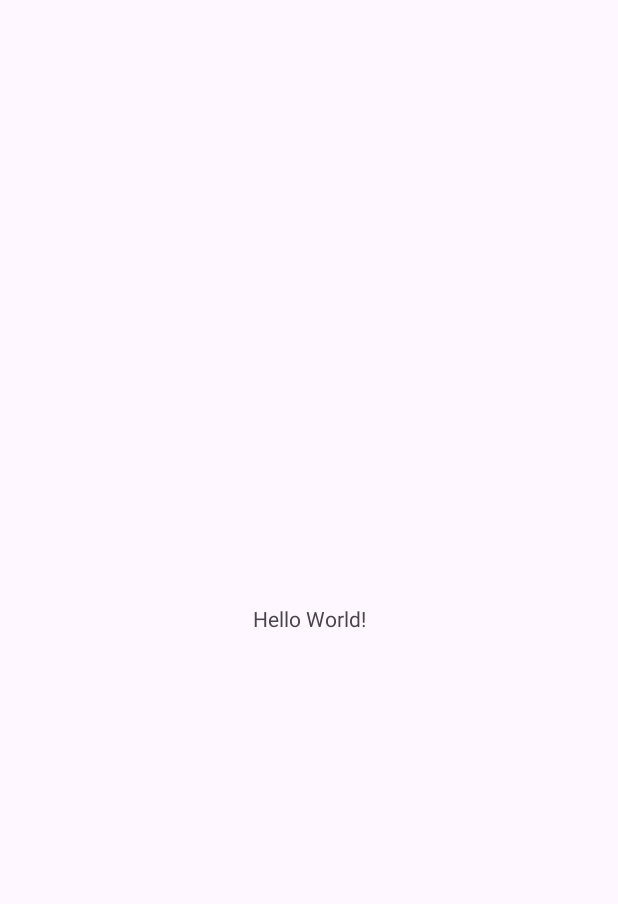
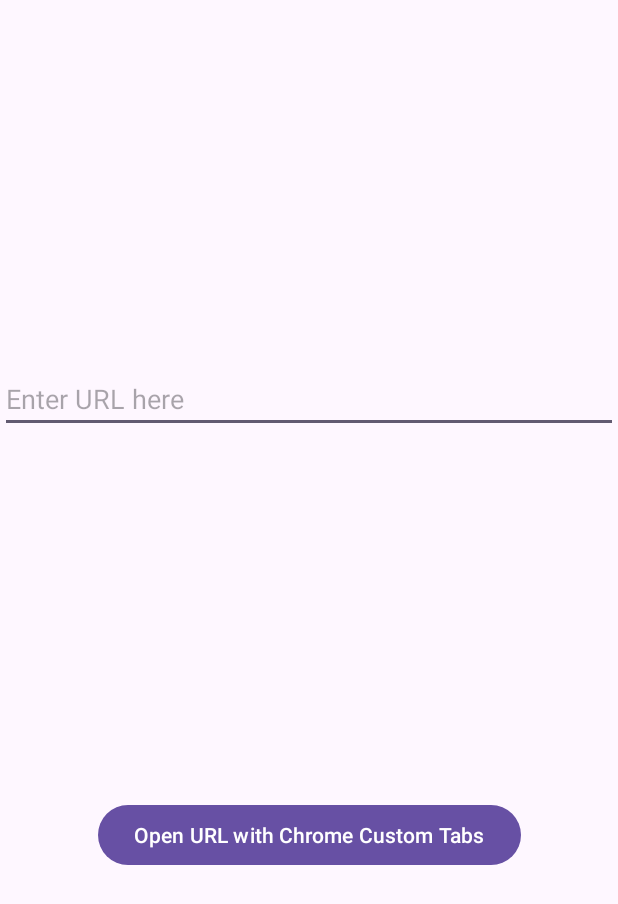
Before and after one commit to r-ca/PoC_ChromeCustomTabs, an Android app: the screen it shows after launch (MainActivity), on a phone screen of 412 x 824 dp. Before the commit the part shown is almost empty. Shown: the top 904 px of the screen. Run offline under Robolectric (Android 15) with nearby library versions, the phone set to English and light mode, and no system bars.

Commit message:
レイアウト実装

```diff
--- a/app/src/main/res/layout/activity_main.xml
+++ b/app/src/main/res/layout/activity_main.xml
@@ -1,19 +1,27 @@
 <?xml version="1.0" encoding="utf-8"?>
 <androidx.constraintlayout.widget.ConstraintLayout xmlns:android="http://schemas.android.com/apk/res/android"
     xmlns:app="http://schemas.android.com/apk/res-auto"
-    xmlns:tools="http://schemas.android.com/tools"
-    android:id="@+id/main"
     android:layout_width="match_parent"
-    android:layout_height="match_parent"
-    tools:context=".MainActivity">
+    android:layout_height="match_parent">
 
-    <TextView
+    <EditText
+        android:id="@+id/url_input"
+        android:layout_width="0dp"
+        android:layout_height="wrap_content"
+        android:hint="Enter URL here"
+        app:layout_constraintEnd_toEndOf="parent"
+        app:layout_constraintStart_toStartOf="parent"
+        app:layout_constraintTop_toTopOf="parent"
+        app:layout_constraintBottom_toTopOf="@+id/open_url_button" />
+
+    <Button
+        android:id="@+id/open_url_button"
         android:layout_width="wrap_content"
         android:layout_height="wrap_content"
-        android:text="Hello World!"
-        app:layout_constraintBottom_toBottomOf="parent"
+        android:text="Open URL with Chrome Custom Tabs"
         app:layout_constraintEnd_toEndOf="parent"
         app:layout_constraintStart_toStartOf="parent"
-        app:layout_constraintTop_toTopOf="parent" />
+        app:layout_constraintTop_toBottomOf="@+id/url_input"
+        app:layout_constraintBottom_toBottomOf="parent" />
 
 </androidx.constraintlayout.widget.ConstraintLayout>
```
